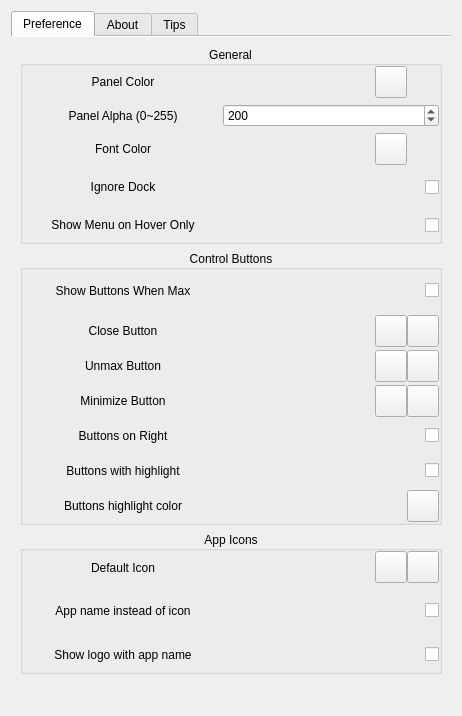
This is widgets/mainsettingwidget.ui in SeptemberHX/dde-top-panel as Qt 5 draws it before an edit. The edited form follows.
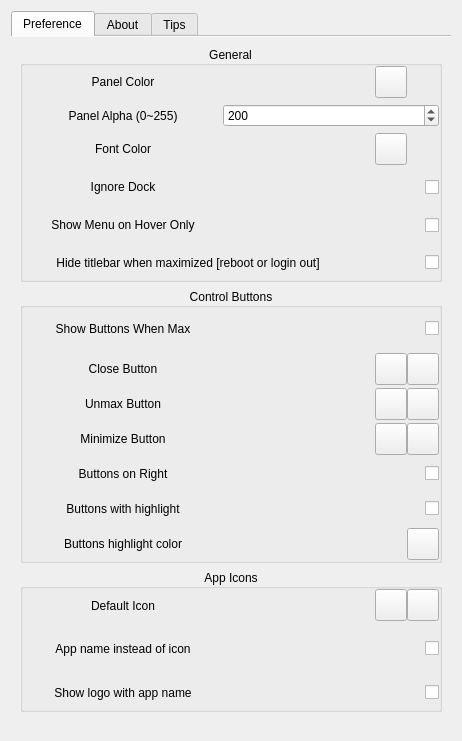
This is the edited form. Icons and pictures are not drawn.

Commit message: add: BorderlessMaximizedWindows setting. Users do not need to modify ~/.config/kwinrc anymore

Patch:
```diff
--- a/widgets/mainsettingwidget.ui
+++ b/widgets/mainsettingwidget.ui
@@ -7,7 +7,7 @@
     <x>0</x>
     <y>0</y>
     <width>462</width>
-    <height>716</height>
+    <height>741</height>
    </rect>
   </property>
   <property name="windowTitle">
@@ -520,6 +520,63 @@
             </layout>
            </widget>
           </item>
+          <item>
+           <widget class="QWidget" name="widget_16" native="true">
+            <layout class="QHBoxLayout" name="horizontalLayout_17">
+             <property name="spacing">
+              <number>0</number>
+             </property>
+             <property name="leftMargin">
+              <number>0</number>
+             </property>
+             <property name="topMargin">
+              <number>0</number>
+             </property>
+             <property name="rightMargin">
+              <number>0</number>
+             </property>
+             <property name="bottomMargin">
+              <number>0</number>
+             </property>
+             <item>
+              <widget class="QLabel" name="label_26">
+               <property name="minimumSize">
+                <size>
+                 <width>330</width>
+                 <height>32</height>
+                </size>
+               </property>
+               <property name="text">
+                <string>Hide titlebar when maximized [reboot or login out]</string>
+               </property>
+               <property name="alignment">
+                <set>Qt::AlignCenter</set>
+               </property>
+              </widget>
+             </item>
+             <item>
+              <spacer name="horizontalSpacer_15">
+               <property name="orientation">
+                <enum>Qt::Horizontal</enum>
+               </property>
+               <property name="sizeHint" stdset="0">
+                <size>
+                 <width>40</width>
+                 <height>20</height>
+                </size>
+               </property>
+              </spacer>
+             </item>
+             <item>
+              <widget class="QCheckBox" name="hideTitlebarCheckBox">
+               <property name="text">
+                <string/>
+               </property>
+              </widget>
+             </item>
+            </layout>
+           </widget>
+          </item>
          </layout>
         </widget>
        </item>
```
The commit also changes 4 other files.
